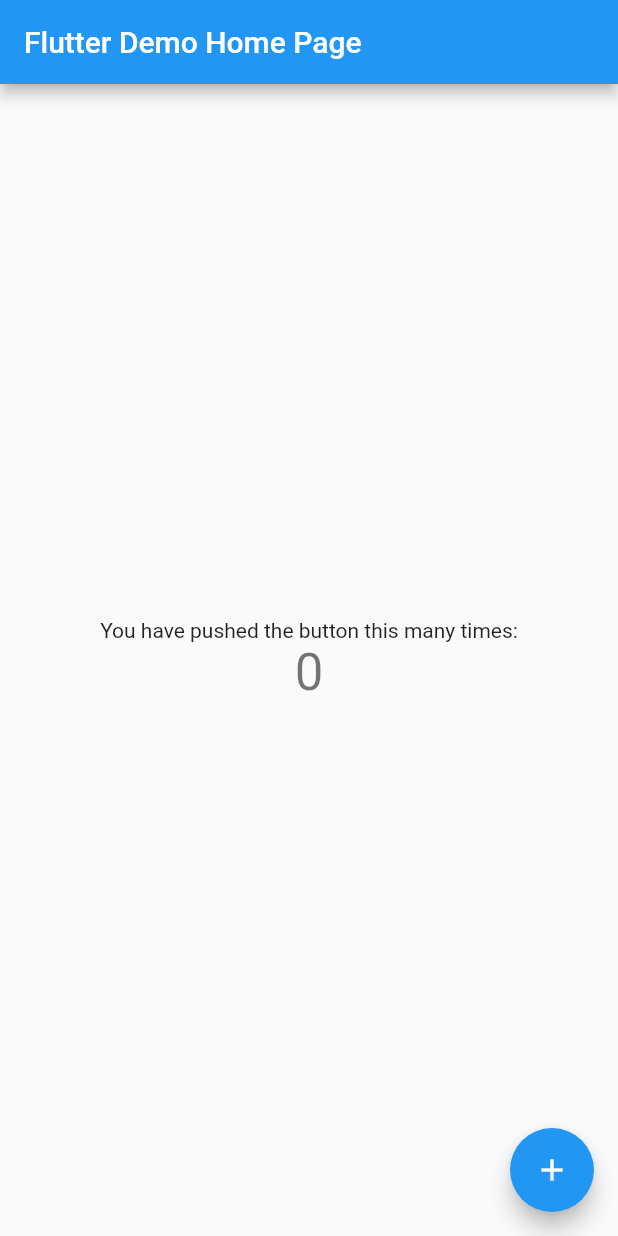
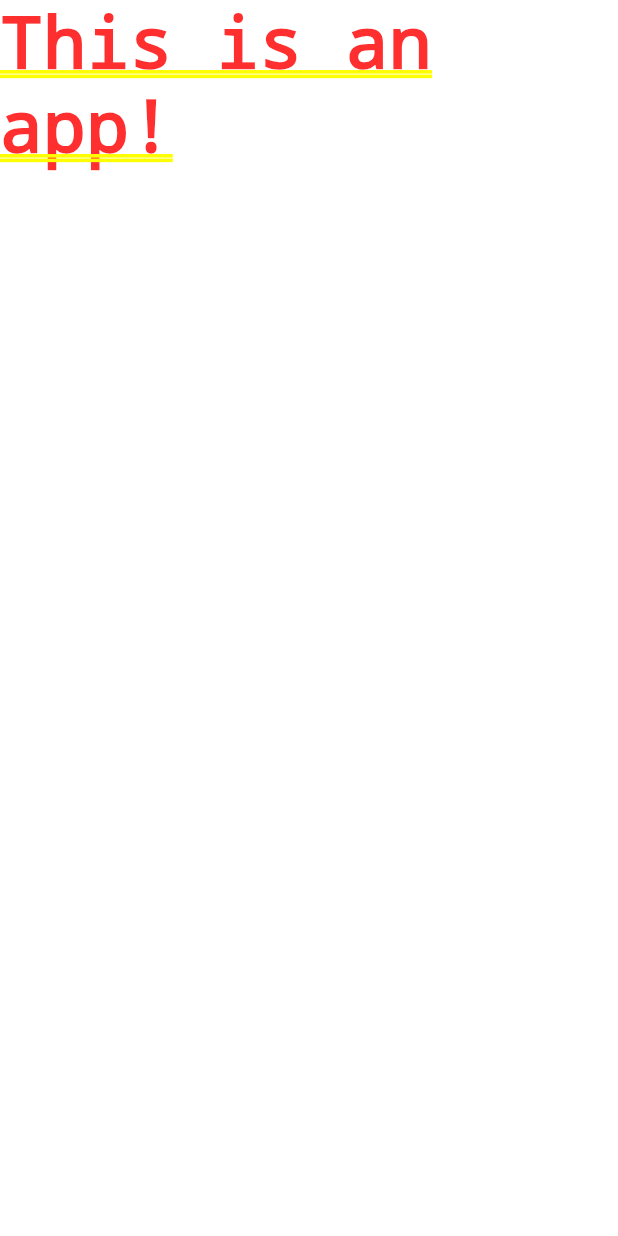
Before and after one commit to MatthewJones517/yoda_translator, a Flutter app: the screen it shows after launch, on a phone screen of 412 x 824 dp. Run offline on Flutter 3.47's test engine with Material 2 defaults, Android fonts, the phone set to English and light mode, and no system bars.

Commit message:
Committed bare bones files

```diff
--- a/lib/main.dart
+++ b/lib/main.dart
@@ -1,113 +1,6 @@
 import 'package:flutter/material.dart';
+import 'package:yoda_translator/src/app.dart';
 
-void main() {
-  runApp(MyApp());
+void main() async {
+  runApp(App());
 }
-
-class MyApp extends StatelessWidget {
-  // This widget is the root of your application.
-  @override
-  Widget build(BuildContext context) {
-    return MaterialApp(
-      title: 'Flutter Demo',
-      theme: ThemeData(
-        // This is the theme of your application.
-        //
-        // Try running your application with "flutter run". You'll see the
-        // application has a blue toolbar. Then, without quitting the app, try
-        // changing the primarySwatch below to Colors.green and then invoke
-        // "hot reload" (press "r" in the console where you ran "flutter run",
-        // or simply save your changes to "hot reload" in a Flutter IDE).
-        // Notice that the counter didn't reset back to zero; the application
-        // is not restarted.
-        primarySwatch: Colors.blue,
-      ),
-      home: MyHomePage(title: 'Flutter Demo Home Page'),
-    );
-  }
-}
-
-class MyHomePage extends StatefulWidget {
-  MyHomePage({Key key, this.title}) : super(key: key);
-
-  // This widget is the home page of your application. It is stateful, meaning
-  // that it has a State object (defined below) that contains fields that affect
-  // how it looks.
-
-  // This class is the configuration for the state. It holds the values (in this
-  // case the title) provided by the parent (in this case the App widget) and
-  // used by the build method of the State. Fields in a Widget subclass are
-  // always marked "final".
-
-  final String title;
-
-  @override
-  _MyHomePageState createState() => _MyHomePageState();
-}
-
-class _MyHomePageState extends State<MyHomePage> {
-  int _counter = 0;
-
-  void _incrementCounter() {
-    setState(() {
-      // This call to setState tells the Flutter framework that something has
-      // changed in this State, which causes it to rerun the build method below
-      // so that the display can reflect the updated values. If we changed
-      // _counter without calling setState(), then the build method would not be
-      // called again, and so nothing would appear to happen.
-      _counter++;
-    });
-  }
-
-  @override
-  Widget build(BuildContext context) {
-    // This method is rerun every time setState is called, for instance as done
-    // by the _incrementCounter method above.
-    //
-    // The Flutter framework has been optimized to make rerunning build methods
-    // fast, so that you can just rebuild anything that needs updating rather
-    // than having to individually change instances of widgets.
-    return Scaffold(
-      appBar: AppBar(
-        // Here we take the value from the MyHomePage object that was created by
-        // the App.build method, and use it to set our appbar title.
-        title: Text(widget.title),
-      ),
-      body: Center(
-        // Center is a layout widget. It takes a single child and positions it
-        // in the middle of the parent.
-        child: Column(
-          // Column is also a layout widget. It takes a list of children and
-          // arranges them vertically. By default, it sizes itself to fit its
-          // children horizontally, and tries to be as tall as its parent.
-          //
-          // Invoke "debug painting" (press "p" in the console, choose the
-          // "Toggle Debug Paint" action from the Flutter Inspector in Android
-          // Studio, or the "Toggle Debug Paint" command in Visual Studio Code)
-          // to see the wireframe for each widget.
-          //
-          // Column has various properties to control how it sizes itself and
-          // how it positions its children. Here we use mainAxisAlignment to
-          // center the children vertically; the main axis here is the vertical
-          // axis because Columns are vertical (the cross axis would be
-          // horizontal).
-          mainAxisAlignment: MainAxisAlignment.center,
-          children: <Widget>[
-            Text(
-              'You have pushed the button this many times:',
-            ),
-            Text(
-              '$_counter',
-              style: Theme.of(context).textTheme.headline4,
-            ),
-          ],
-        ),
-      ),
-      floatingActionButton: FloatingActionButton(
-        onPressed: _incrementCounter,
-        tooltip: 'Increment',
-        child: Icon(Icons.add),
-      ), // This trailing comma makes auto-formatting nicer for build methods.
-    );
-  }
-}
--- /dev/null
+++ b/lib/src/app.dart
@@ -0,0 +1,12 @@
+import 'package:flutter/material.dart';
+
+class App extends StatelessWidget {
+  Widget build(context) {
+    // Main widget that provides basic functions needed for the app to run.
+    return MaterialApp(
+      title: 'Yoda Translator',
+      debugShowCheckedModeBanner: false,
+      home: Text('This is an app!'),
+    );
+  }
+}
```
Also changed, not shown: 1 other file.
